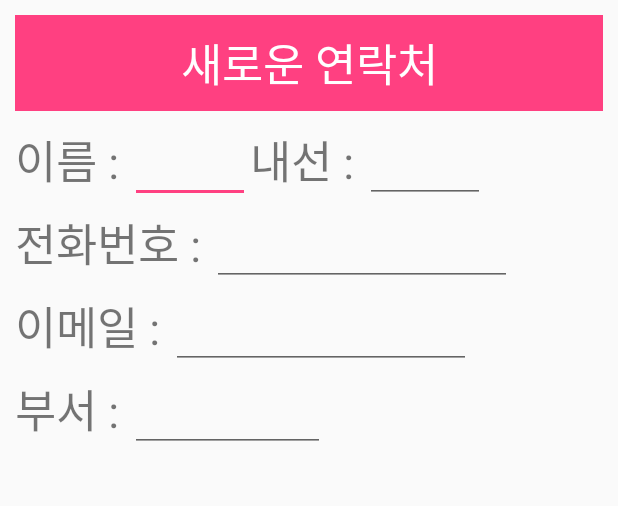
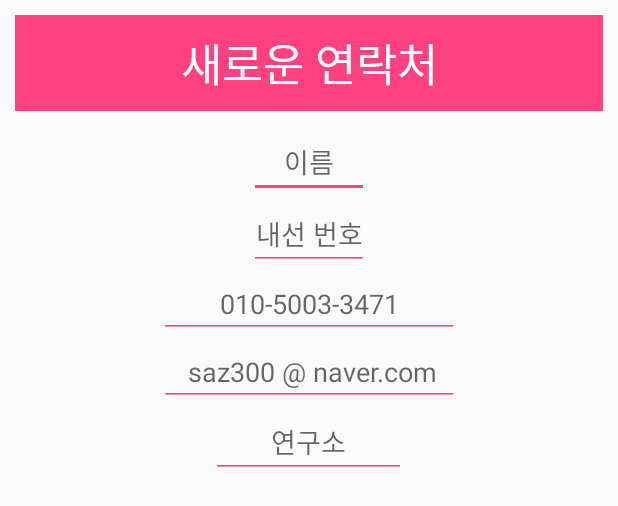
Before and after one commit to jonghyukkang/ContentApp, an Android app: the layout dialog_fragment.xml on its own in the app's theme, with its tools: preview values and no code run, on a phone screen of 412 x 824 dp. Shown: the top 506 px of the screen. Run offline under Robolectric (Android 15) with nearby library versions, the phone set to English and light mode, and no system bars.

```diff
--- a/app/build.gradle
+++ b/app/build.gradle
@@ -26,4 +26,5 @@ dependencies {
     compile 'com.android.support:support-v4:23.4.0'
     compile 'com.android.support:design:23.4.0'
     compile 'com.android.support:recyclerview-v7:24.0.0'
+    compile 'com.android.support:cardview-v7:24.0.0'
 }
--- a/app/src/main/res/layout/app_bar_main.xml
+++ b/app/src/main/res/layout/app_bar_main.xml
@@ -32,5 +32,4 @@
         android:layout_marginRight="10dp"
         android:src="@android:drawable/ic_dialog_email" />
 
-
 </android.support.design.widget.CoordinatorLayout>
--- a/app/src/main/res/layout/dialog_fragment.xml
+++ b/app/src/main/res/layout/dialog_fragment.xml
@@ -1,9 +1,11 @@
 <?xml version="1.0" encoding="utf-8"?>
-<RelativeLayout
+<LinearLayout
     xmlns:android="http://schemas.android.com/apk/res/android"
     android:layout_width="match_parent"
     android:layout_height="match_parent"
-    android:layout_margin="10dp">
+    android:layout_margin="10dp"
+    android:orientation="vertical"
+    android:gravity="center_horizontal">
 
     <TextView
         android:id="@+id/top"
@@ -17,88 +19,51 @@
         android:layout_marginBottom="10dp"
         android:textColor="#ffffff"/>
 
-    <TextView
-        android:id="@+id/tvName"
-        android:text="이름 : "
-        android:layout_width="wrap_content"
-        android:layout_height="wrap_content"
-        android:layout_marginBottom="10dp"
-        android:layout_below="@+id/top"
-        android:textSize="30dp"/>
-
     <EditText
         android:id="@+id/editName"
         android:layout_width="80dp"
         android:layout_height="wrap_content"
-        android:layout_alignBaseline="@+id/tvName"
-        android:layout_toRightOf="@+id/tvName"/>
-
-    <TextView
-        android:id="@+id/tvNaesun"
-        android:text="내선 : "
-        android:layout_width="wrap_content"
-        android:layout_height="wrap_content"
-        android:layout_toRightOf="@+id/editName"
-        android:layout_below="@+id/top"
-        android:textSize="30dp"/>
+        android:backgroundTint="@color/colorAccent"
+        android:hint="이름"
+        android:gravity="center"
+        android:layout_below="@+id/top"/>
 
     <EditText
         android:id="@+id/editNaesun"
         android:layout_width="80dp"
         android:layout_height="wrap_content"
-        android:layout_alignBaseline="@+id/tvNaesun"
-        android:layout_toRightOf="@+id/tvNaesun"
+        android:backgroundTint="@color/colorAccent"
+        android:layout_below="@+id/editName"
+        android:hint="내선 번호"
+        android:gravity="center"
         android:inputType="number"/>
-
-    <TextView
-        android:id="@+id/tvNumber"
-        android:text="전화번호 : "
-        android:layout_width="wrap_content"
-        android:layout_height="wrap_content"
-        android:layout_below="@+id/tvName"
-        android:layout_marginBottom="10dp"
-        android:textSize="30dp"/>
 
     <EditText
         android:id="@+id/editNumber"
         android:layout_width="200dp"
         android:layout_height="wrap_content"
-        android:layout_alignBaseline="@+id/tvNumber"
-        android:layout_toRightOf="@+id/tvNumber"
-        android:layout_below="@+id/tvNaesun"
-        android:inputType="number"/>
-
-    <TextView
-        android:id="@+id/tvEmail"
-        android:text="이메일 : "
-        android:layout_width="wrap_content"
-        android:layout_height="wrap_content"
-        android:layout_below="@+id/tvNumber"
-        android:layout_marginBottom="10dp"
-        android:textSize="30dp"/>
+        android:backgroundTint="@color/colorAccent"
+        android:layout_below="@+id/editNaesun"
+        android:inputType="number"
+        android:hint="010-5003-3471"
+        android:gravity="center"/>
 
     <EditText
         android:id="@+id/editEmail"
         android:layout_width="200dp"
         android:layout_height="wrap_content"
-        android:layout_toRightOf="@+id/tvEmail"
-        android:layout_alignBaseline="@+id/tvEmail"
-        android:layout_below="@+id/editNumber"/>
-
-    <TextView
-        android:id="@+id/tvDepart"
-        android:text="부서 : "
-        android:layout_width="wrap_content"
-        android:layout_height="wrap_content"
-        android:layout_below="@+id/tvEmail"
-
-        android:textSize="30dp"/>
+        android:backgroundTint="@color/colorAccent"
+        android:layout_below="@+id/editNumber"
+        android:hint=" saz300 @ naver.com"
+        android:gravity="center"/>
 
     <EditText
         android:id="@+id/editDepart"
         android:layout_width="130dp"
+        android:backgroundTint="@color/colorAccent"
         android:layout_height="wrap_content"
-        android:layout_toRightOf="@+id/tvDepart"
-        android:layout_alignBaseline="@+id/tvDepart" />
+        android:layout_below = "@+id/editEmail"
+        android:gravity="center"
+        android:hint=" 연구소 "/>
 
-</RelativeLayout>
+</LinearLayout>
--- a/app/src/main/res/values/colors.xml
+++ b/app/src/main/res/values/colors.xml
@@ -3,4 +3,5 @@
     <color name="colorPrimary">#3F51B5</color>
     <color name="colorPrimaryDark">#303F9F</color>
     <color name="colorAccent">#FF4081</color>
+    <color name="colorWhite">#ffffff</color>
 </resources>
```
Also changed, not shown: app/src/main/java/kang/navigationview/DialogFragment_Add.java (+20 -25 lines), app/src/main/java/kang/navigationview/Fragment_phone.java (+31 -10 lines), app/src/main/java/kang/navigationview/MainActivity.java (+0 -7 lines), app/src/main/java/kang/navigationview/MyAdapter.java (+9 -7 lines), app/src/main/res/layout/fragment_phone.xml (+16 -9 lines), app/src/main/res/layout/recycler_item_view.xml (+37 -10 lines), app/src/main/res/values/styles.xml (+13 -2 lines).
